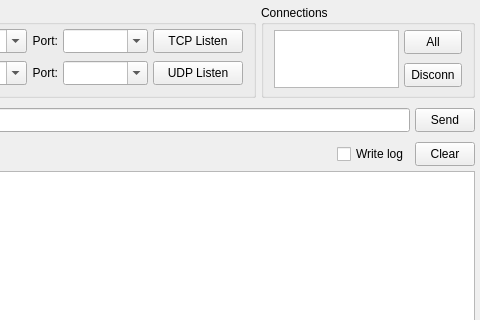
This is sktool/server.ui in 119-org/src as Qt 5 draws it before an edit; both pictures show x 200 to 680 and y 0 to 320 of the 680 by 450 pixel window. The edited form follows.
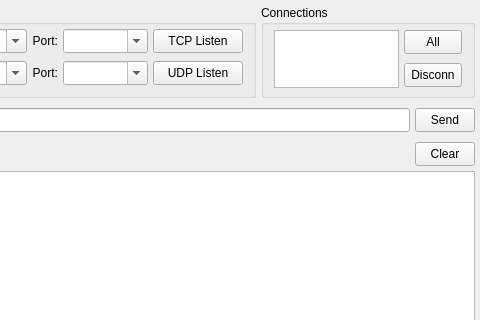
This is the edited form.

Diff of the .ui file:
```diff
--- a/sktool/server.ui
+++ b/sktool/server.ui
@@ -633,13 +633,6 @@
        </property>
       </spacer>
      </item>
-     <item>
-      <widget class="QCheckBox" name="chkLog">
-       <property name="text">
-        <string>Write log</string>
-       </property>
-      </widget>
-     </item>
      <item>
       <widget class="QToolButton" name="btnClear">
        <property name="minimumSize">
```
Left out of the diff: 1 changed line with no effect on the pictures.
